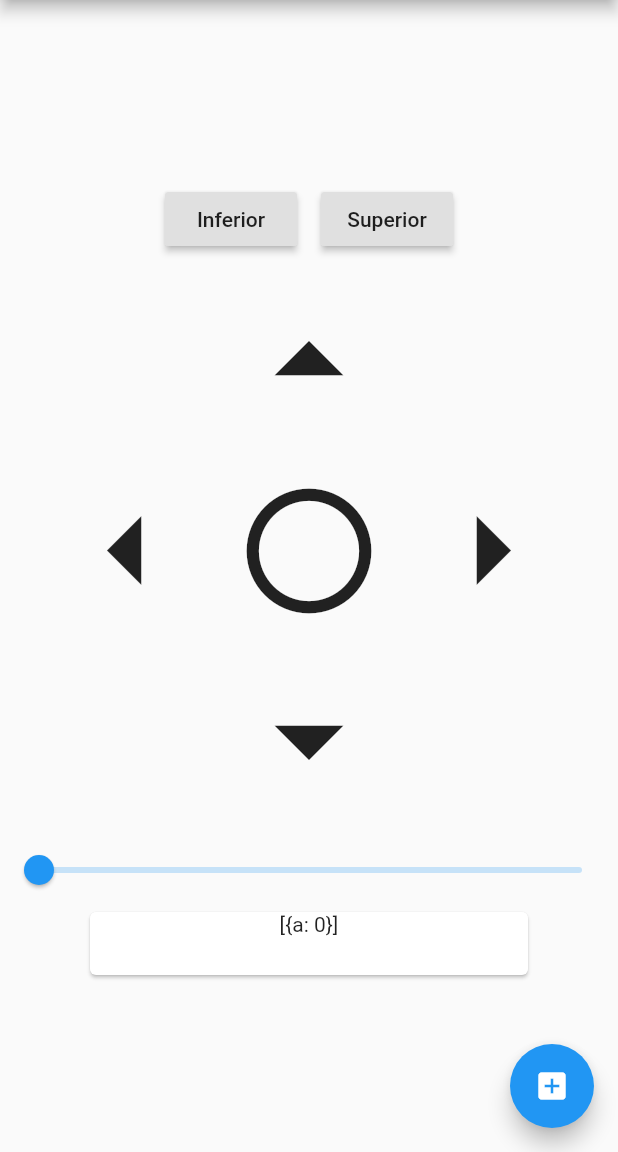
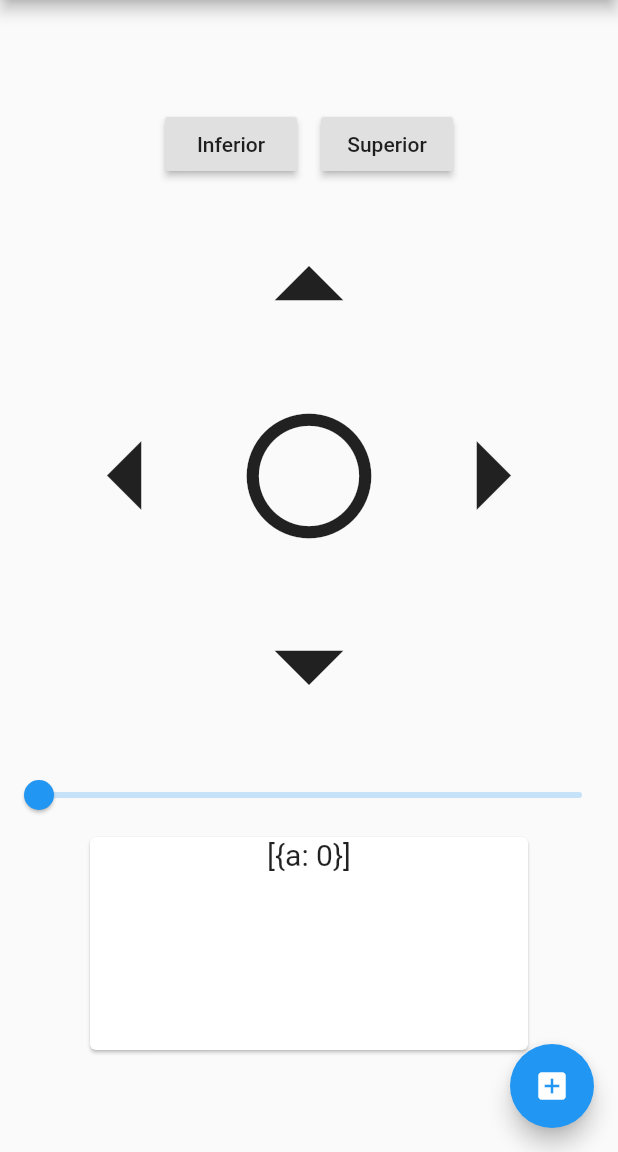
Before and after one commit to gombk/need_an_arm, a Flutter app: the TelaPrincipal screen opened by its route, on a phone screen of 412 x 824 dp, the part 84-1236 px from its top. Run offline on Flutter 3.47's test engine with Material 2 defaults, Android fonts, the phone set to English and light mode, and no system bars; our stand-ins replace flare_flutter.

Commit message:
style changes

```diff
--- a/lib/models/comandos.dart
+++ b/lib/models/comandos.dart
@@ -1,6 +1,5 @@
 class Comandos {
   final Map<String, int> comandos;
-  final int velocidade;
 
-  Comandos(this.comandos, this.velocidade);
+  Comandos(this.comandos);
 }
--- a/lib/providers/comandos_provider.dart
+++ b/lib/providers/comandos_provider.dart
@@ -2,20 +2,4 @@ import 'package:flutter/foundation.dart';
 
 import '../models/comandos.dart';
 
-class ComandosProvider with ChangeNotifier {
-  // Map<Comandos, int> _comandos = [
-  //   {
-  //     '': 1,
-  //   }
-  // ];
-
-  // // retorna a lista de comandos
-  // Map<Comandos, int> get comandos {
-  //   return [..._comandos].map(f).toList();
-  // }
-
-  // void addComando() {
-  //   comandos.add('': 2);
-  //   notifyListeners();
-  // }
-}
+class ComandosProvider with ChangeNotifier {}
--- a/lib/screens/tela_principal.dart
+++ b/lib/screens/tela_principal.dart
@@ -50,12 +50,12 @@ class _TelaPrincipalState extends State<TelaPrincipal> {
             mainAxisAlignment: MainAxisAlignment.center,
             children: <Widget>[
               ControlesWidget(Icons.arrow_left, 110, () {
-                Comandos({'A': 0}, _valorSlider);
+                Comandos({'A': 0});
               }), // controle esquerda
               ControlesWidget(
                   Icons.radio_button_unchecked, 100, () {}), // controle grab
               ControlesWidget(Icons.arrow_right, 110, () {
-                Comandos({'B': 0}, _valorSlider);
+                Comandos({'B': 0});
               }), // controle direita
             ],
           ), // fim row
@@ -65,7 +65,7 @@ class _TelaPrincipalState extends State<TelaPrincipal> {
           Slider(
             value: _valorSlider.toDouble(),
             min: 0.0,
-            max: 100.0,
+            max: 10000.0,
             divisions: 100,
             label: '$_valorSlider',
             onChanged: (double newValue) {
@@ -75,7 +75,7 @@ class _TelaPrincipalState extends State<TelaPrincipal> {
             },
           ),
           Container(
-            height: 50,
+            height: 150,
             width: 300,
             child: Card(
               child: ListaComandos(),
--- a/lib/widgets/lista_comandos.dart
+++ b/lib/widgets/lista_comandos.dart
@@ -10,7 +10,12 @@ class _ListaComandosState extends State<ListaComandos> {
   Key key;
 
   Widget texto(List<Map<String, int>> comando) {
-    return Text('$comando');
+    return Text(
+      '$comando',
+      style: TextStyle(
+        fontSize: 20,
+      ),
+    );
   }
 
   @override
```
Also changed, not shown: pubspec.lock, 1 other file.
